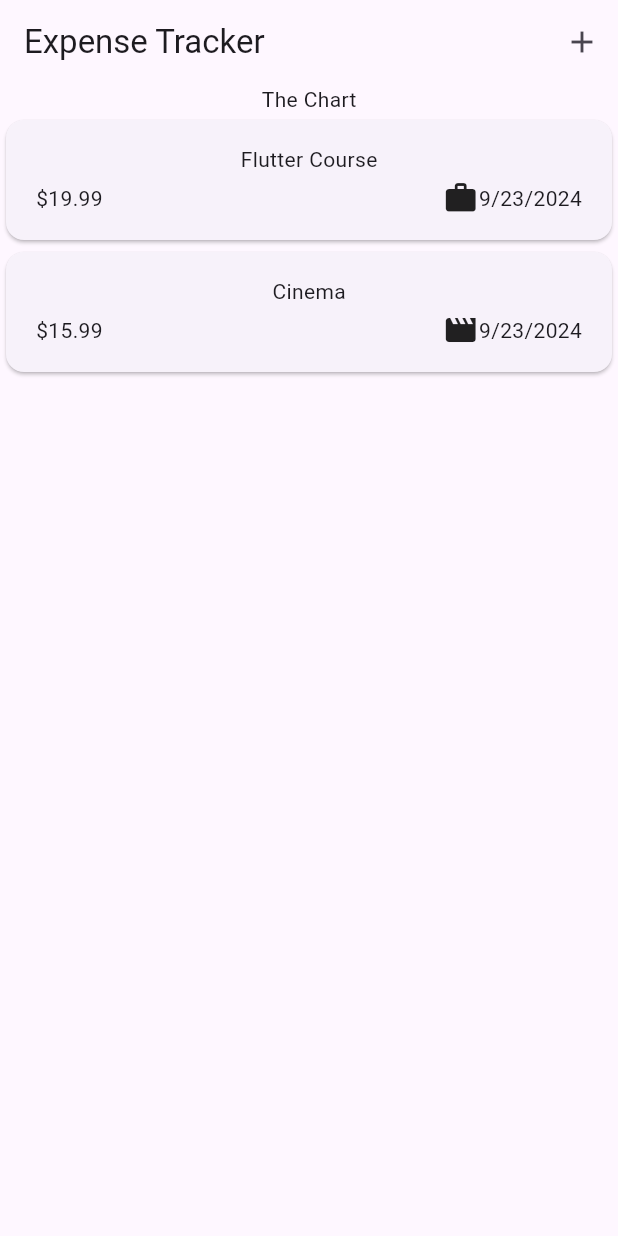
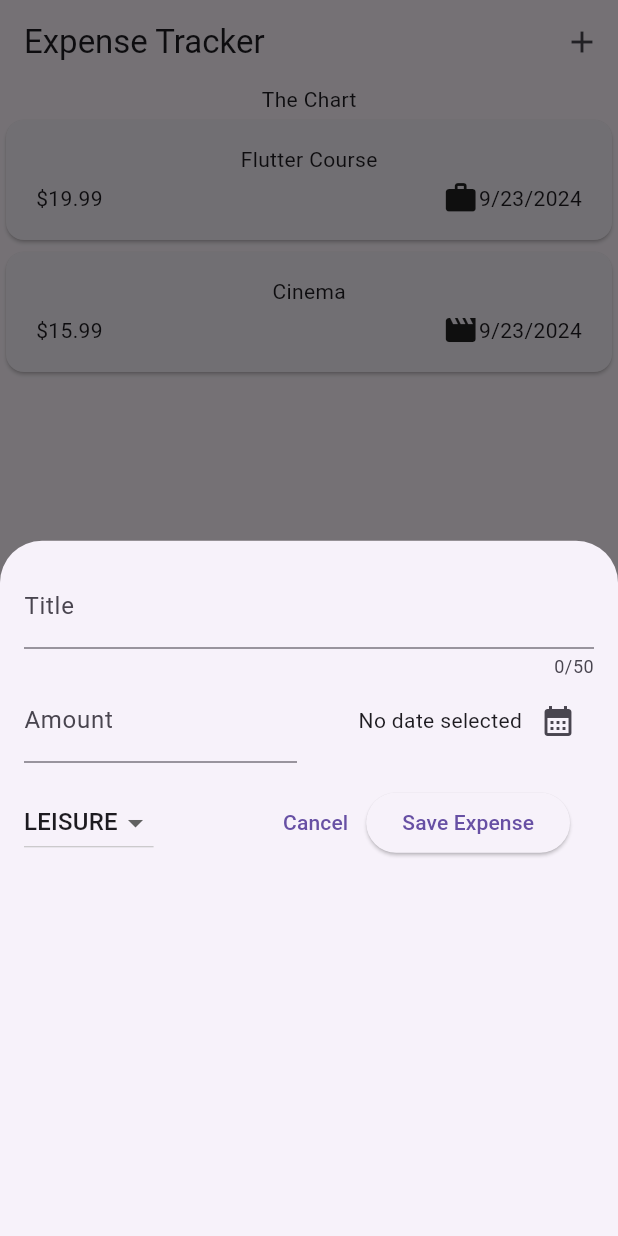
Before and after one commit to rajatjain909/expense_tracker, a Flutter app: the screen it shows after launch, after a tap on the "add" icon, on a phone screen of 412 x 824 dp. Run offline on Flutter 3.47's test engine with Material 3 defaults, Android fonts, the phone set to English and light mode, and no system bars.

Commit message:
Till chapter 118 - ModalBottomSheet, Date-picker, dropdown button

```diff
--- a/lib/widgets/expenses.dart
+++ b/lib/widgets/expenses.dart
@@ -1,5 +1,6 @@
 import 'package:expense_tracker/models/expense.dart';
 import 'package:expense_tracker/widgets/expenses_list/expenses_list.dart';
+import 'package:expense_tracker/widgets/new_expense.dart';
 import 'package:flutter/material.dart';
 
 class Expenses extends StatefulWidget {
@@ -25,6 +26,14 @@ class _ExpensesState extends State<Expenses> {
     ),
   ];
 
+  void _openAddExpenseOverlay() {
+    showModalBottomSheet(
+        context: context,
+        builder: (ctx) {
+          return const NewExpense();
+        });
+  }
+
   @override
   Widget build(BuildContext context) {
     return Scaffold(
@@ -32,7 +41,7 @@ class _ExpensesState extends State<Expenses> {
         title: const Text('Expense Tracker'),
         actions: [
           IconButton(
-            onPressed: () {},
+            onPressed: _openAddExpenseOverlay,
             icon: const Icon(Icons.add),
           ),
         ],
--- /dev/null
+++ b/lib/widgets/new_expense.dart
@@ -0,0 +1,157 @@
+import 'package:expense_tracker/models/expense.dart';
+import 'package:flutter/material.dart';
+
+class NewExpense extends StatefulWidget {
+  const NewExpense({super.key});
+
+  @override
+  State<NewExpense> createState() => _NewExpenseState();
+}
+
+class _NewExpenseState extends State<NewExpense> {
+  final _titleController = TextEditingController();
+  final _amountController = TextEditingController();
+  DateTime? _selectedDate;
+  Category _selectedCategory = Category.leisure;
+
+  void _presentDatePicker() async {
+    final now = DateTime.now();
+    final pickedDate = await showDatePicker(
+      context: context,
+      firstDate: now,
+      lastDate: DateTime(
+        now.year + 1,
+        now.month,
+        now.day,
+      ),
+    );
+    // this line here will only execute if previous await get executed
+    print(pickedDate);
+    setState(() {
+      _selectedDate = pickedDate;
+    });
+  }
+
+  void _submitExpenseData() {
+    final enteredAmount = double.tryParse(_amountController.text);
+    final amountIsInvalid = enteredAmount == null || enteredAmount <= 0;
+    if (_titleController.text.trim().isEmpty ||
+        amountIsInvalid ||
+        _selectedDate == null) {
+      showDialog(
+        context: context,
+        builder: (ctx) => AlertDialog(
+          title: const Text('Invalid Input'),
+          content: const Text('Please make sure that proper data entered'),
+          actions: [
+            TextButton(
+              onPressed: () {
+                Navigator.pop(ctx);
+              },
+              child: const Text('Okay'),
+            ),
+          ],
+        ),
+      );
+      return;
+    }
+  }
+
+  @override
+  void dispose() {
+    _titleController.dispose();
+    _amountController.dispose();
+    super.dispose();
+  }
+
+  @override
+  Widget build(BuildContext context) {
+    return Padding(
+      padding: const EdgeInsets.all(16),
+      child: Column(
+        children: [
+          TextField(
+            controller: _titleController,
+            maxLength: 50,
+            decoration: const InputDecoration(
+              label: Text('Title'),
+            ),
+          ),
+          Row(
+            children: [
+              Expanded(
+                child: TextField(
+                  controller: _amountController,
+                  keyboardType: TextInputType.number,
+                  decoration: const InputDecoration(
+                    prefixText: '\$ ',
+                    label: Text('Amount'),
+                  ),
+                ),
+              ),
+              const SizedBox(
+                width: 16,
+              ),
+              Expanded(
+                child: Row(
+                  mainAxisAlignment: MainAxisAlignment.end,
+                  crossAxisAlignment: CrossAxisAlignment.center,
+                  children: [
+                    Text(
+                      _selectedDate == null
+                          ? 'No date selected'
+                          : formatter.format(_selectedDate!),
+                    ),
+                    IconButton(
+                      onPressed: _presentDatePicker,
+                      icon: const Icon(Icons.calendar_month),
+                    ),
+                  ],
+                ),
+              ),
+            ],
+          ),
+          const SizedBox(
+            height: 16,
+          ),
+          Row(
+            children: [
+              DropdownButton(
+                  value: _selectedCategory,
+                  items: Category.values
+                      .map(
+                        (category) => DropdownMenuItem(
+                          value: category,
+                          child: Text(category.name.toUpperCase()),
+                        ),
+                      )
+                      .toList(),
+                  onChanged: (value) {
+                    if (value == null) {
+                      return;
+                    }
+                    setState(() {
+                      _selectedCategory = value;
+                    });
+                  }),
+              const Spacer(),
+              TextButton(
+                onPressed: () {
+                  Navigator.pop(context);
+                },
+                child: const Text('Cancel'),
+              ),
+              ElevatedButton(
+                onPressed: _submitExpenseData,
+                child: const Text('Save Expense'),
+              ),
+              const SizedBox(
+                width: 16,
+              ),
+            ],
+          ),
+        ],
+      ),
+    );
+  }
+}
```
